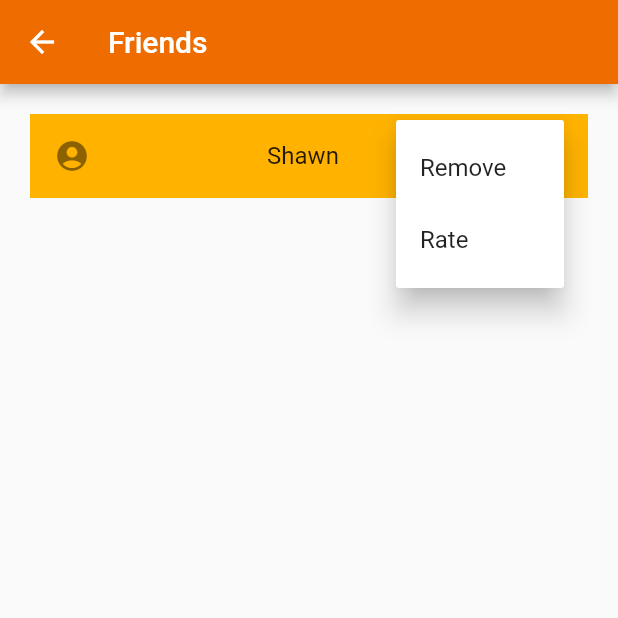
After one commit to NeighborHoop/NeightborHoop, a Flutter app: the FriendList screen opened directly, after a tap on the "more vert" icon, on a phone screen of 412 x 824 dp, the top half of it. The commit adds this screen. Run offline on Flutter 3.47's test engine with Material 2 defaults, Android fonts, the phone set to English and light mode, and no system bars.

Commit message:
Friend list basic done

```diff
--- /dev/null
+++ b/lib/FriendList.dart
@@ -0,0 +1,68 @@
+import 'package:flutter/material.dart';
+
+
+class FriendList extends StatefulWidget {
+  @override
+  FriendListState createState() => FriendListState();
+}
+
+class FriendListState extends State<FriendList> {
+  @override
+  Widget build(BuildContext context) {
+    return DefaultTabController(
+        length: 1,
+        child: Scaffold(
+          appBar: AppBar(
+            title: Text('Friends'),
+          ),
+          body: TabBarView(children: <Widget>[
+            FriendInfo(),
+          ]),
+        ));
+  }
+}
+
+class FriendInfo extends StatefulWidget {
+  @override
+  FriendInfoState createState() => FriendInfoState();
+}
+
+class FriendInfoState extends State<FriendInfo> {
+  static const String remove = "Remove";
+  static const String rate = "Rate";
+  @override
+  Widget build(BuildContext context){
+    return ListView(
+      padding: const EdgeInsets.all(20),
+      children: <Widget>[
+        ListTile(
+          leading: Icon(Icons.account_circle),
+          title: Center(child: Text('Shawn')),
+          tileColor: Colors.amber[600],
+          trailing: PopupMenuButton<String>(
+                onSelected: (String result) { choiceAction(result); },
+                itemBuilder: (BuildContext context) => <PopupMenuEntry<String>>[
+                  const PopupMenuItem<String>(
+                    value: remove,
+                    child: Text('Remove'),
+                  ),
+                  const PopupMenuItem<String>(
+                    value: rate,
+                    child: Text('Rate'),
+                  ),
+                ],
+              )
+          )
+      ]
+    );
+  }
+}
+
+void choiceAction(result){
+  if(result == "Remove"){
+    print("Remove");
+  }
+  else if(result == "Rate"){
+    print("Rate");
+  }
+}
```
Also changed, not shown: lib/avatar.dart (+14 -20 lines), lib/main.dart (+1 -83 lines), lib/slide_animation.dart (added, +84 -0 lines), 8 other files.
